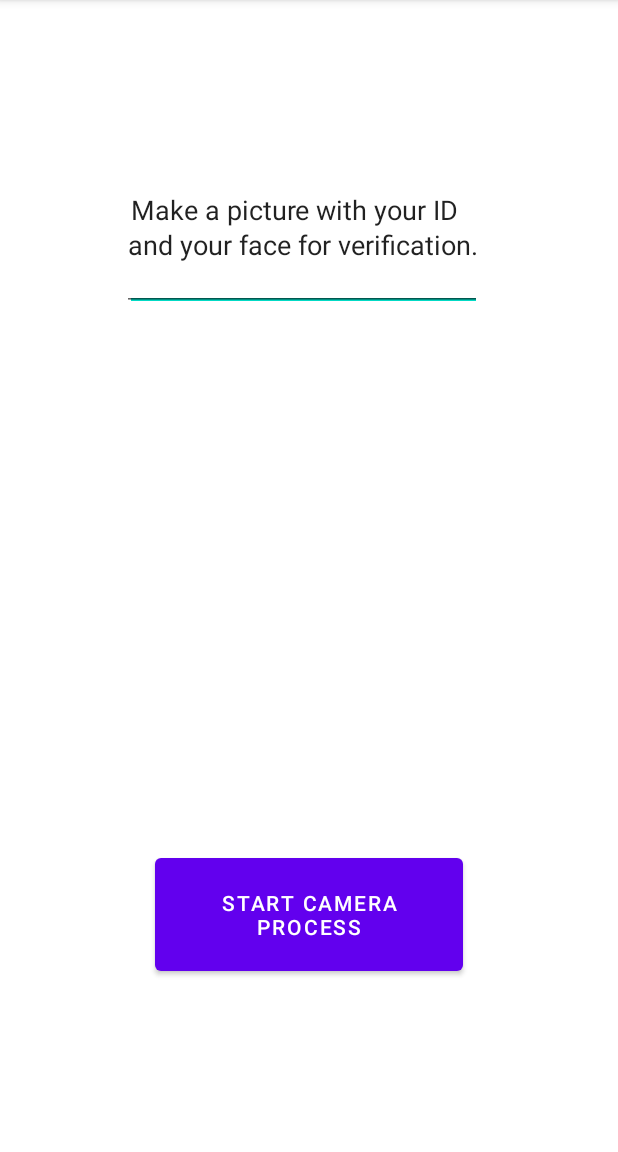
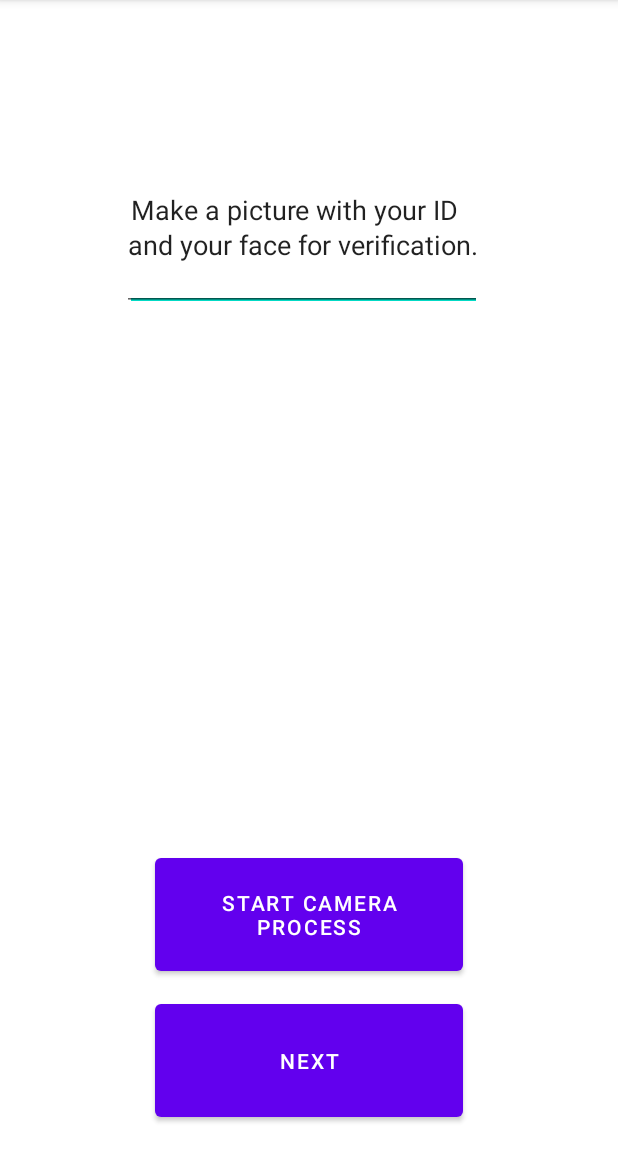
Before and after one commit to MustafaMaalin/trio-wor-smartmobile, an Android app: the CameraActivity screen opened directly, with no data from a screen before it, on a phone screen of 412 x 824 dp, the part 84-1236 px from its top. Run offline under Robolectric (Android 15) with nearby library versions, the phone set to English and light mode, and no system bars.

Commit message:
Last update

```diff
--- a/Android/app/src/main/java/com/example/workaholic/activities/CameraActivity.kt
+++ b/Android/app/src/main/java/com/example/workaholic/activities/CameraActivity.kt
@@ -29,6 +29,10 @@ class CameraActivity : AppCompatActivity() {
         button2.setOnClickListener{var i = Intent(MediaStore.ACTION_IMAGE_CAPTURE)
         startActivityForResult(i, 101)
         }
+        nextButton.setOnClickListener{
+            val intent = Intent(this, LoginActivity::class.java)
+            startActivity(intent)
+        }
     }
 
     override fun onActivityResult(requestCode: Int, resultCode: Int, data: Intent?) {
--- a/Android/app/src/main/java/com/example/workaholic/activities/MainActivity.kt
+++ b/Android/app/src/main/java/com/example/workaholic/activities/MainActivity.kt
@@ -30,6 +30,10 @@ class MainActivity : AppCompatActivity() {
             startActivity(intent)
         }
 
+        askHelpButton.setOnClickListener {
+            val intent = Intent(this, UserProfileActivity::class.java)
+            startActivity(intent)
+        }
         val sharedPreferences = getSharedPreferences(Constants.PREFERENCES,Context.MODE_PRIVATE)
         val username = sharedPreferences.getString(Constants.LOGGED_IN_USERNAME,"")!!
         tv_main.text = "Username : $username"
--- a/Android/app/src/main/java/com/example/workaholic/activities/RegisterActivity.kt
+++ b/Android/app/src/main/java/com/example/workaholic/activities/RegisterActivity.kt
@@ -20,7 +20,7 @@ class RegisterActivity : BaseActivity() {
 
         register_butt.setOnClickListener {
                 register()
-            val intent = Intent(this, MainActivity::class.java)
+            val intent = Intent(this, CameraActivity::class.java)
             startActivity(intent)
         }
 
--- a/Android/app/src/main/java/com/example/workaholic/activities/UserProfileActivity.kt
+++ b/Android/app/src/main/java/com/example/workaholic/activities/UserProfileActivity.kt
@@ -33,6 +33,10 @@ class UserProfileActivity : BaseActivity(), View.OnClickListener {
             saveFirebase(title,description)
         }
 
+        post_job_butt.setOnClickListener {
+            val intent = Intent(this, MainActivity::class.java)
+            startActivity(intent)
+        }
 
         if(intent.hasExtra(Constants.EXTRA_USER_DETAILS))
         {
--- a/Android/app/src/main/res/layout/activity_camera.xml
+++ b/Android/app/src/main/res/layout/activity_camera.xml
@@ -17,6 +17,17 @@
         app:layout_constraintStart_toStartOf="parent"
         app:layout_constraintTop_toTopOf="parent"
         app:layout_constraintVertical_bias="0.832" />
+
+    <Button
+        android:id="@+id/nextButton"
+        android:layout_width="205dp"
+        android:layout_height="87dp"
+        android:text="NEXT"
+        app:layout_constraintBottom_toBottomOf="parent"
+        app:layout_constraintEnd_toEndOf="parent"
+        app:layout_constraintStart_toStartOf="parent"
+        app:layout_constraintTop_toTopOf="parent"
+        app:layout_constraintVertical_bias="0.975" />
 
     <ImageView
         android:id="@+id/imageView2"
--- a/Android/app/src/main/res/layout/activity_main.xml
+++ b/Android/app/src/main/res/layout/activity_main.xml
@@ -4,7 +4,7 @@
     xmlns:tools="http://schemas.android.com/tools"
     android:layout_width="match_parent"
     android:layout_height="match_parent"
-    android:background="#A23AB5"
+    android:background="#ACABAC"
     tools:context=".activities.MainActivity">
 
     <TextView
@@ -37,7 +37,7 @@
         app:layout_constraintVertical_bias="0.118" />
 
     <Button
-        android:id="@+id/jobsButton4"
+        android:id="@+id/askHelpButton"
         android:layout_width="171dp"
         android:layout_height="307dp"
         android:text="Ask for help"
@@ -65,7 +65,7 @@
         android:background="#673AB7"
         android:text="Available"
         android:textAlignment="center"
-        android:textAllCaps="true"
+        android:textAllCaps="false"
         android:textSize="40sp"
         app:layout_constraintBottom_toBottomOf="parent"
         app:layout_constraintEnd_toEndOf="parent"
```
Also changed, not shown: Android/app/src/main/res/layout/activity_chat.xml (+5 -4 lines), Android/app/src/main/res/layout/activity_login.xml (+11 -10 lines).
